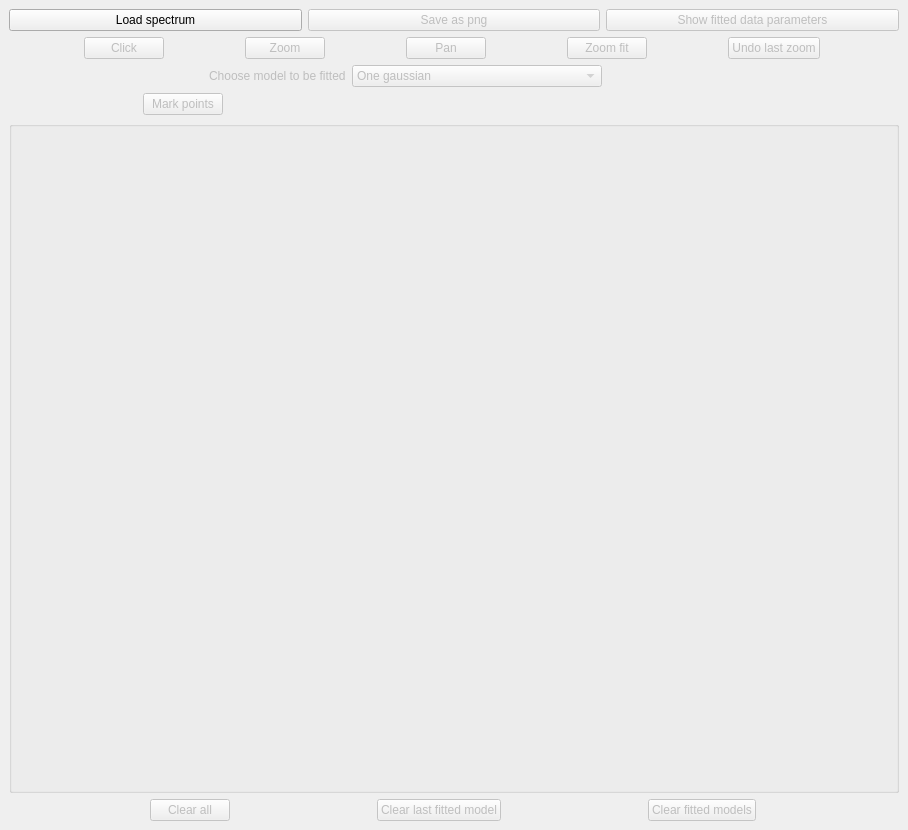
Old version of the form astrocabtools/fit_line/src/ui/fit_line.ui in the repository AlejandroGorgues/AstroCabTools.
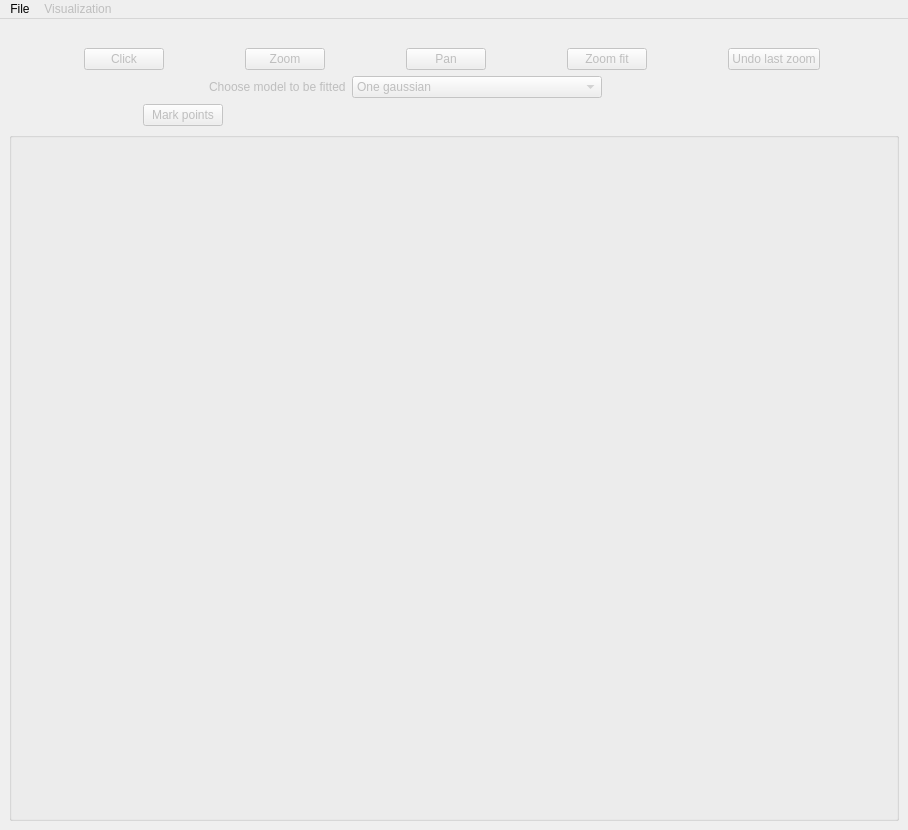
New version of the form.

Commit message: Fix fit_line naming classes, add cube_ans tool to visualize space cubes from MIRI, and add template links to README

```diff
--- a/astrocabtools/fit_line/src/ui/fit_line.ui
+++ b/astrocabtools/fit_line/src/ui/fit_line.ui
@@ -17,7 +17,7 @@
    <layout class="QGridLayout" name="gridLayout_2">
     <item row="0" column="2">
      <layout class="QGridLayout" name="gridLayout">
-      <item row="3" column="0">
+      <item row="2" column="0">
        <layout class="QFormLayout" name="formLayout_2">
         <property name="fieldGrowthPolicy">
          <enum>QFormLayout::AllNonFixedFieldsGrow</enum>
@@ -81,10 +81,10 @@
         </item>
        </layout>
       </item>
-      <item row="2" column="0">
-       <layout class="QHBoxLayout" name="horizontalLayout_4">
+      <item row="3" column="0">
+       <layout class="QHBoxLayout" name="horizontalLayout_2">
         <item>
-         <widget class="QPushButton" name="clickNormalButton">
+         <widget class="QPushButton" name="pointsGenerationButton">
           <property name="enabled">
            <bool>false</bool>
           </property>
@@ -98,107 +98,35 @@
            <enum>Qt::ClickFocus</enum>
           </property>
           <property name="text">
-           <string>Click</string>
+           <string>Mark points</string>
           </property>
-          <property name="checkable">
-           <bool>true</bool>
-          </property>
-          <property name="autoExclusive">
-           <bool>true</bool>
-          </property>
          </widget>
         </item>
         <item>
-         <widget class="QPushButton" name="zoomButton">
+         <widget class="QLabel" name="indicationLabel">
           <property name="enabled">
-           <bool>false</bool>
-          </property>
-          <property name="sizePolicy">
-           <sizepolicy hsizetype="Fixed" vsizetype="Fixed">
-            <horstretch>0</horstretch>
-            <verstretch>0</verstretch>
-           </sizepolicy>
-          </property>
-          <property name="focusPolicy">
-           <enum>Qt::ClickFocus</enum>
-          </property>
-          <property name="text">
-           <string>Zoom</string>
-          </property>
-          <property name="checkable">
            <bool>true</bool>
           </property>
-          <property name="autoExclusive">
-           <bool>true</bool>
+          <property name="minimumSize">
+           <size>
+            <width>400</width>
+            <height>0</height>
+           </size>
           </property>
-         </widget>
-        </item>
-        <item>
-         <widget class="QPushButton" name="panButton">
-          <property name="enabled">
-           <bool>false</bool>
+          <property name="maximumSize">
+           <size>
+            <width>400</width>
+            <height>16777215</height>
+           </size>
           </property>
-          <property name="sizePolicy">
-           <sizepolicy hsizetype="Fixed" vsizetype="Fixed">
-            <horstretch>0</horstretch>
-            <verstretch>0</verstretch>
-           </sizepolicy>
-          </property>
-          <property name="focusPolicy">
-           <enum>Qt::ClickFocus</enum>
-          </property>
           <property name="text">
-           <string>Pan</string>
-          </property>
-          <property name="checkable">
-           <bool>true</bool>
-          </property>
-          <property name="autoExclusive">
-           <bool>true</bool>
-          </property>
-         </widget>
-        </item>
-        <item>
-         <widget class="QPushButton" name="zoomFitButton">
-          <property name="enabled">
-           <bool>false</bool>
-          </property>
-          <property name="sizePolicy">
-           <sizepolicy hsizetype="Fixed" vsizetype="Fixed">
-            <horstretch>0</horstretch>
-            <verstretch>0</verstretch>
-           </sizepolicy>
-          </property>
-          <property name="focusPolicy">
-           <enum>Qt::ClickFocus</enum>
-          </property>
-          <property name="text">
-           <string>Zoom fit</string>
-          </property>
-         </widget>
-        </item>
-        <item>
-         <widget class="QPushButton" name="undoButton">
-          <property name="enabled">
-           <bool>false</bool>
-          </property>
-          <property name="sizePolicy">
-           <sizepolicy hsizetype="Fixed" vsizetype="Fixed">
-            <horstretch>0</horstretch>
-            <verstretch>0</verstretch>
-           </sizepolicy>
-          </property>
-          <property name="focusPolicy">
-           <enum>Qt::ClickFocus</enum>
-          </property>
-          <property name="text">
-           <string>Undo last zoom</string>
+           <string/>
           </property>
          </widget>
         </item>
        </layout>
       </item>
-      <item row="5" column="0">
+      <item row="4" column="0">
        <widget class="QGroupBox" name="middlePlot">
         <property name="sizePolicy">
          <sizepolicy hsizetype="MinimumExpanding" vsizetype="MinimumExpanding">
@@ -217,79 +145,15 @@
         </property>
        </widget>
       </item>
-      <item row="6" column="0">
-       <layout class="QHBoxLayout" name="horizontalLayout">
-        <property name="spacing">
-         <number>6</number>
-        </property>
-        <property name="sizeConstraint">
-         <enum>QLayout::SetDefaultConstraint</enum>
-        </property>
-        <item>
-         <widget class="QPushButton" name="clearButton">
-          <property name="enabled">
-           <bool>false</bool>
-          </property>
-          <property name="sizePolicy">
-           <sizepolicy hsizetype="Fixed" vsizetype="Fixed">
-            <horstretch>0</horstretch>
-            <verstretch>0</verstretch>
-           </sizepolicy>
-          </property>
-          <property name="focusPolicy">
-           <enum>Qt::ClickFocus</enum>
-          </property>
-          <property name="text">
-           <string>Clear all</string>
-          </property>
-         </widget>
-        </item>
-        <item>
-         <widget class="QPushButton" name="clearLastButton">
-          <property name="enabled">
-           <bool>false</bool>
-          </property>
-          <property name="sizePolicy">
-           <sizepolicy hsizetype="Fixed" vsizetype="Fixed">
-            <horstretch>0</horstretch>
-            <verstretch>0</verstretch>
-           </sizepolicy>
-          </property>
-          <property name="focusPolicy">
-           <enum>Qt::ClickFocus</enum>
-          </property>
-          <property name="text">
-           <string>Clear last fitted model</string>
-          </property>
-         </widget>
-        </item>
-        <item>
-         <widget class="QPushButton" name="clearFittingButton">
-          <property name="enabled">
-           <bool>false</bool>
-          </property>
-          <property name="sizePolicy">
-           <sizepolicy hsizetype="Fixed" vsizetype="Fixed">
-            <horstretch>0</horstretch>
-            <verstretch>0</verstretch>
-           </sizepolicy>
-          </property>
-          <property name="focusPolicy">
-           <enum>Qt::ClickFocus</enum>
-          </property>
-          <property name="text">
-           <string>Clear fitted models</string>
-          </property>
-         </widget>
-        </item>
-       </layout>
-      </item>
       <item row="1" column="0">
-       <layout class="QHBoxLayout" name="horizontalLayout_3">
+       <layout class="QHBoxLayout" name="horizontalLayout_4">
         <item>
-         <widget class="QPushButton" name="loadPltButton">
+         <widget class="QPushButton" name="clickNormalButton">
+          <property name="enabled">
+           <bool>false</bool>
+          </property>
           <property name="sizePolicy">
-           <sizepolicy hsizetype="Minimum" vsizetype="Fixed">
+           <sizepolicy hsizetype="Fixed" vsizetype="Fixed">
             <horstretch>0</horstretch>
             <verstretch>0</verstretch>
            </sizepolicy>
@@ -298,17 +162,23 @@
            <enum>Qt::ClickFocus</enum>
           </property>
           <property name="text">
-           <string>Load spectrum</string>
+           <string>Click</string>
           </property>
+          <property name="checkable">
+           <bool>true</bool>
+          </property>
+          <property name="autoExclusive">
+           <bool>true</bool>
+          </property>
          </widget>
         </item>
         <item>
-         <widget class="QPushButton" name="saveButton">
+         <widget class="QPushButton" name="zoomButton">
           <property name="enabled">
            <bool>false</bool>
           </property>
           <property name="sizePolicy">
-           <sizepolicy hsizetype="Minimum" vsizetype="Fixed">
+           <sizepolicy hsizetype="Fixed" vsizetype="Fixed">
             <horstretch>0</horstretch>
             <verstretch>0</verstretch>
            </sizepolicy>
@@ -317,17 +187,23 @@
            <enum>Qt::ClickFocus</enum>
           </property>
           <property name="text">
-           <string>Save as png</string>
+           <string>Zoom</string>
           </property>
+          <property name="checkable">
+           <bool>true</bool>
+          </property>
+          <property name="autoExclusive">
+           <bool>true</bool>
+          </property>
          </widget>
         </item>
         <item>
-         <widget class="QPushButton" name="showPointsButton">
+         <widget class="QPushButton" name="panButton">
           <property name="enabled">
            <bool>false</bool>
           </property>
           <property name="sizePolicy">
-           <sizepolicy hsizetype="Minimum" vsizetype="Fixed">
+           <sizepolicy hsizetype="Fixed" vsizetype="Fixed">
             <horstretch>0</horstretch>
             <verstretch>0</verstretch>
            </sizepolicy>
@@ -336,50 +212,60 @@
            <enum>Qt::ClickFocus</enum>
           </property>
           <property name="text">
-           <string>Show fitted data parameters</string>
+           <string>Pan</string>
+          </property>
+          <property name="checkable">
+           <bool>true</bool>
+          </property>
+          <property name="autoExclusive">
+           <bool>true</bool>
+          </property>
+         </widget>
+        </item>
+        <item>
+         <widget class="QPushButton" name="zoomFitButton">
+          <property name="enabled">
+           <bool>false</bool>
+          </property>
+          <property name="sizePolicy">
+           <sizepolicy hsizetype="Fixed" vsizetype="Fixed">
+            <horstretch>0</horstretch>
+            <verstretch>0</verstretch>
+           </sizepolicy>
+          </property>
+          <property name="focusPolicy">
+           <enum>Qt::ClickFocus</enum>
+          </property>
+          <property name="text">
+           <string>Zoom fit</string>
+          </property>
+         </widget>
+        </item>
+        <item>
+         <widget class="QPushButton" name="undoButton">
+          <property name="enabled">
+           <bool>false</bool>
+          </property>
+          <property name="sizePolicy">
+           <sizepolicy hsizetype="Fixed" vsizetype="Fixed">
+            <horstretch>0</horstretch>
+            <verstretch>0</verstretch>
+           </sizepolicy>
+          </property>
+          <property name="focusPolicy">
+           <enum>Qt::ClickFocus</enum>
+          </property>
+          <property name="text">
+           <string>Undo last zoom</string>
           </property>
          </widget>
         </item>
        </layout>
       </item>
-      <item row="4" column="0">
-       <layout class="QHBoxLayout" name="horizontalLayout_2">
+      <item row="0" column="0">
+       <layout class="QHBoxLayout" name="horizontalLayout">
         <item>
-         <widget class="QPushButton" name="pointsGenerationButton">
-          <property name="enabled">
-           <bool>false</bool>
-          </property>
-          <property name="sizePolicy">
-           <sizepolicy hsizetype="Fixed" vsizetype="Fixed">
-            <horstretch>0</horstretch>
-            <verstretch>0</verstretch>
-           </sizepolicy>
-          </property>
-          <property name="focusPolicy">
-           <enum>Qt::ClickFocus</enum>
-          </property>
-          <property name="text">
-           <string>Mark points</string>
-          </property>
-         </widget>
-        </item>
-        <item>
-         <widget class="QLabel" name="indicationLabel">
-          <property name="enabled">
-           <bool>true</bool>
-          </property>
-          <property name="minimumSize">
-           <size>
-            <width>400</width>
-            <height>0</height>
-           </size>
-          </property>
-          <property name="maximumSize">
-           <size>
-            <width>400</width>
-            <height>16777215</height>
-           </size>
-          </property>
+         <widget class="QLabel" name="pathLabel">
           <property name="text">
            <string/>
           </property>
@@ -391,6 +277,71 @@
     </item>
    </layout>
   </widget>
+  <widget class="QMenuBar" name="menuBar">
+   <property name="geometry">
+    <rect>
+     <x>0</x>
+     <y>0</y>
+     <width>908</width>
+     <height>21</height>
+    </rect>
+   </property>
+   <widget class="QMenu" name="menuFile">
+    <property name="title">
+     <string>File</string>
+    </property>
+    <addaction name="actionLoad_Spectrum"/>
+    <addaction name="actionSave_as_png"/>
+   </widget>
+   <widget class="QMenu" name="menuVisualization">
+    <property name="enabled">
+     <bool>false</bool>
+    </property>
+    <property name="title">
+     <string>Visualization</string>
+    </property>
+    <addaction name="actionClear_all"/>
+    <addaction name="actionClear_last_fitted_model"/>
+    <addaction name="actionClear_fitted_models"/>
+    <addaction name="separator"/>
+    <addaction name="actionShow_fitted_data_parameters"/>
+   </widget>
+   <addaction name="menuFile"/>
+   <addaction name="menuVisualization"/>
+  </widget>
+  <action name="actionLoad_Spectrum">
+   <property name="text">
+    <string>Load Spectrum</string>
+   </property>
+  </action>
+  <action name="actionSave_as_png">
+   <property name="enabled">
+    <bool>false</bool>
+   </property>
+   <property name="text">
+    <string>Save as png</string>
+   </property>
+  </action>
+  <action name="actionClear_all">
+   <property name="text">
+    <string>Clear all</string>
+   </property>
+  </action>
+  <action name="actionClear_last_fitted_model">
+   <property name="text">
+    <string>Clear last fitted model</string>
+   </property>
+  </action>
+  <action name="actionClear_fitted_models">
+   <property name="text">
+    <string>Clear fitted models</string>
+   </property>
+  </action>
+  <action name="actionShow_fitted_data_parameters">
+   <property name="text">
+    <string>Show fitted data parameters</string>
+   </property>
+  </action>
  </widget>
  <resources/>
  <connections/>
```
The commit also changes 65 other files.
